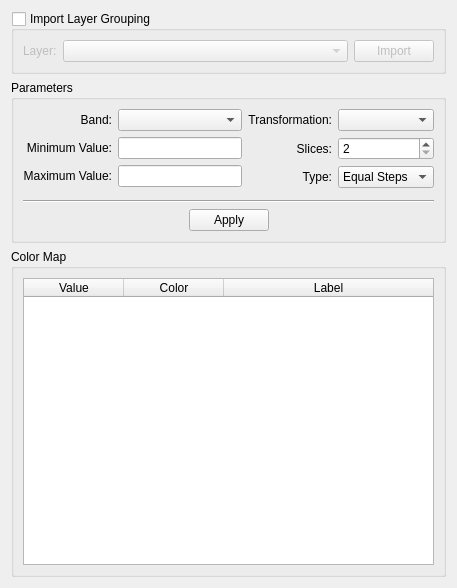
Above: src/terralib/qt/widgets/se/ui/ColorMapWidgetForm.ui from claudiobogossian/terralib5 before the change. Below: the same form after it.
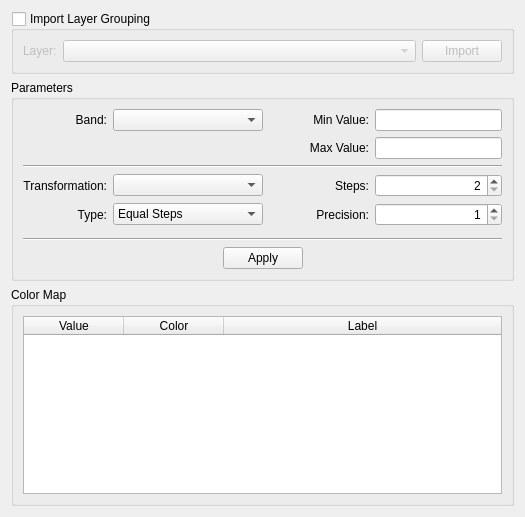
That is the form after the change.

Commit message: added precision spinbox

Diff of the .ui file:
```diff
--- a/src/terralib/qt/widgets/se/ui/ColorMapWidgetForm.ui
+++ b/src/terralib/qt/widgets/se/ui/ColorMapWidgetForm.ui
@@ -6,16 +6,16 @@
    <rect>
     <x>0</x>
     <y>0</y>
-    <width>457</width>
-    <height>588</height>
+    <width>525</width>
+    <height>517</height>
    </rect>
   </property>
   <property name="windowTitle">
    <string>Color Map</string>
   </property>
-  <layout class="QGridLayout" name="gridLayout_17">
+  <layout class="QGridLayout" name="gridLayout_6">
    <item row="0" column="0">
-    <layout class="QGridLayout" name="gridLayout_16">
+    <layout class="QGridLayout" name="gridLayout_5">
      <item row="0" column="0">
       <widget class="QGroupBox" name="m_importGroupBox">
        <property name="title">
@@ -67,107 +67,71 @@
        <property name="flat">
         <bool>false</bool>
        </property>
-       <layout class="QGridLayout" name="gridLayout_13">
-        <item row="0" column="0">
-         <layout class="QGridLayout" name="gridLayout_12">
-          <item row="0" column="0">
-           <layout class="QGridLayout" name="gridLayout_2">
-            <item row="0" column="0">
-             <layout class="QGridLayout" name="gridLayout_9">
-              <item row="0" column="0">
-               <layout class="QGridLayout" name="gridLayout_8">
-                <item row="0" column="0">
                  <layout class="QGridLayout" name="gridLayout_4">
                   <item row="0" column="0">
-                   <widget class="QLabel" name="label_2">
-                    <property name="minimumSize">
-                     <size>
-                      <width>80</width>
-                      <height>0</height>
-                     </size>
-                    </property>
-                    <property name="text">
-                     <string>Band:</string>
-                    </property>
-                    <property name="alignment">
-                     <set>Qt::AlignRight|Qt::AlignTrailing|Qt::AlignVCenter</set>
-                    </property>
-                   </widget>
-                  </item>
-                  <item row="1" column="0">
+         <layout class="QGridLayout" name="gridLayout_3">
+          <item row="0" column="0">
+           <layout class="QGridLayout" name="gridLayout_2">
+            <item row="0" column="2">
                    <widget class="QLabel" name="label_5">
+              <property name="minimumSize">
+               <size>
+                <width>100</width>
+                <height>0</height>
+               </size>
+              </property>
                     <property name="text">
-                     <string>Minimum Value:</string>
+               <string>Min Value:</string>
                     </property>
                     <property name="alignment">
                      <set>Qt::AlignRight|Qt::AlignTrailing|Qt::AlignVCenter</set>
                     </property>
                    </widget>
                   </item>
-                  <item row="2" column="0">
+            <item row="0" column="3">
+             <widget class="QLineEdit" name="m_minValueLineEdit">
+              <property name="sizePolicy">
+               <sizepolicy hsizetype="MinimumExpanding" vsizetype="Fixed">
+                <horstretch>0</horstretch>
+                <verstretch>0</verstretch>
+               </sizepolicy>
+              </property>
+             </widget>
+            </item>
+            <item row="1" column="2">
                    <widget class="QLabel" name="label_6">
-                    <property name="text">
-                     <string>Maximum Value:</string>
-                    </property>
-                    <property name="alignment">
-                     <set>Qt::AlignRight|Qt::AlignTrailing|Qt::AlignVCenter</set>
-                    </property>
-                   </widget>
-                  </item>
-                 </layout>
-                </item>
-                <item row="0" column="1">
-                 <layout class="QGridLayout" name="gridLayout_5">
-                  <item row="0" column="0">
-                   <widget class="QComboBox" name="m_bandComboBox"/>
-                  </item>
-                  <item row="1" column="0">
-                   <widget class="QLineEdit" name="m_minValueLineEdit"/>
-                  </item>
-                  <item row="2" column="0">
-                   <widget class="QLineEdit" name="m_maxValueLineEdit"/>
-                  </item>
-                 </layout>
-                </item>
-               </layout>
-              </item>
-              <item row="0" column="1">
-               <layout class="QGridLayout" name="gridLayout_3">
-                <item row="0" column="0">
-                 <layout class="QGridLayout" name="gridLayout_6">
-                  <item row="1" column="0">
-                   <widget class="QLabel" name="label_3">
                     <property name="minimumSize">
                      <size>
-                      <width>80</width>
+                <width>100</width>
                       <height>0</height>
                      </size>
                     </property>
                     <property name="text">
-                     <string>Slices:</string>
+               <string>Max Value:</string>
                     </property>
                     <property name="alignment">
                      <set>Qt::AlignRight|Qt::AlignTrailing|Qt::AlignVCenter</set>
                     </property>
                    </widget>
                   </item>
-                  <item row="2" column="0">
-                   <widget class="QLabel" name="label_4">
-                    <property name="minimumSize">
-                     <size>
-                      <width>80</width>
-                      <height>0</height>
-                     </size>
-                    </property>
-                    <property name="text">
-                     <string>Type:</string>
-                    </property>
-                    <property name="alignment">
-                     <set>Qt::AlignRight|Qt::AlignTrailing|Qt::AlignVCenter</set>
-                    </property>
-                   </widget>
-                  </item>
-                  <item row="0" column="0">
+            <item row="1" column="3">
+             <widget class="QLineEdit" name="m_maxValueLineEdit">
+              <property name="sizePolicy">
+               <sizepolicy hsizetype="MinimumExpanding" vsizetype="Fixed">
+                <horstretch>0</horstretch>
+                <verstretch>0</verstretch>
+               </sizepolicy>
+              </property>
+             </widget>
+            </item>
+            <item row="2" column="0" colspan="4">
+             <widget class="Line" name="line_2">
+              <property name="orientation">
+               <enum>Qt::Horizontal</enum>
+              </property>
+             </widget>
+            </item>
+            <item row="3" column="0">
                    <widget class="QLabel" name="label">
                     <property name="minimumSize">
                      <size>
@@ -183,12 +147,31 @@
                     </property>
                    </widget>
                   </item>
-                 </layout>
-                </item>
-                <item row="0" column="1">
-                 <layout class="QGridLayout" name="gridLayout_7">
-                  <item row="1" column="0">
+            <item row="3" column="1">
+             <widget class="QComboBox" name="m_transformComboBox">
+              <property name="minimumSize">
+               <size>
+                <width>150</width>
+                <height>0</height>
+               </size>
+              </property>
+             </widget>
+            </item>
+            <item row="3" column="2">
+             <widget class="QLabel" name="label_3">
+              <property name="text">
+               <string>Steps:</string>
+              </property>
+              <property name="alignment">
+               <set>Qt::AlignRight|Qt::AlignTrailing|Qt::AlignVCenter</set>
+              </property>
+             </widget>
+            </item>
+            <item row="3" column="3">
                    <widget class="QSpinBox" name="m_slicesSpinBox">
+              <property name="alignment">
+               <set>Qt::AlignRight|Qt::AlignTrailing|Qt::AlignVCenter</set>
+              </property>
                     <property name="minimum">
                      <number>2</number>
                     </property>
@@ -197,8 +180,24 @@
                     </property>
                    </widget>
                   </item>
-                  <item row="2" column="0">
+            <item row="4" column="0">
+             <widget class="QLabel" name="label_4">
+              <property name="text">
+               <string>Type:</string>
+              </property>
+              <property name="alignment">
+               <set>Qt::AlignRight|Qt::AlignTrailing|Qt::AlignVCenter</set>
+              </property>
+             </widget>
+            </item>
+            <item row="4" column="1">
                    <widget class="QComboBox" name="m_typeComboBox">
+              <property name="minimumSize">
+               <size>
+                <width>150</width>
+                <height>0</height>
+               </size>
+              </property>
                     <item>
                      <property name="text">
                       <string>Equal Steps</string>
@@ -206,12 +205,60 @@
                     </item>
                    </widget>
                   </item>
+            <item row="4" column="2">
+             <widget class="QLabel" name="label_8">
+              <property name="text">
+               <string>Precision:</string>
+              </property>
+              <property name="alignment">
+               <set>Qt::AlignRight|Qt::AlignTrailing|Qt::AlignVCenter</set>
+              </property>
+             </widget>
+            </item>
+            <item row="4" column="3">
+             <widget class="QSpinBox" name="m_precisionSpinBox">
+              <property name="alignment">
+               <set>Qt::AlignRight|Qt::AlignTrailing|Qt::AlignVCenter</set>
+              </property>
+              <property name="minimum">
+               <number>1</number>
+              </property>
+              <property name="maximum">
+               <number>20</number>
+              </property>
+             </widget>
+            </item>
                   <item row="0" column="0">
-                   <widget class="QComboBox" name="m_transformComboBox"/>
-                  </item>
-                 </layout>
-                </item>
-               </layout>
+             <widget class="QLabel" name="label_2">
+              <property name="minimumSize">
+               <size>
+                <width>80</width>
+                <height>0</height>
+               </size>
+              </property>
+              <property name="text">
+               <string>Band:</string>
+              </property>
+              <property name="alignment">
+               <set>Qt::AlignRight|Qt::AlignTrailing|Qt::AlignVCenter</set>
+              </property>
+             </widget>
+            </item>
+            <item row="0" column="1">
+             <widget class="QComboBox" name="m_bandComboBox">
+              <property name="sizePolicy">
+               <sizepolicy hsizetype="MinimumExpanding" vsizetype="Fixed">
+                <horstretch>0</horstretch>
+                <verstretch>0</verstretch>
+               </sizepolicy>
+              </property>
+              <property name="minimumSize">
+               <size>
+                <width>150</width>
+                <height>0</height>
+               </size>
+              </property>
+             </widget>
               </item>
              </layout>
             </item>
@@ -225,9 +272,7 @@
               </property>
              </widget>
             </item>
-           </layout>
-          </item>
-          <item row="1" column="0">
+          <item row="2" column="0">
            <layout class="QGridLayout" name="gridLayout_11">
             <item row="0" column="0">
              <widget class="Line" name="line">
```
Left out of the diff: 6 changed lines with no effect on the pictures. Lines whose indentation alone changed are shown as unchanged. The commit also changes 1 other file.
